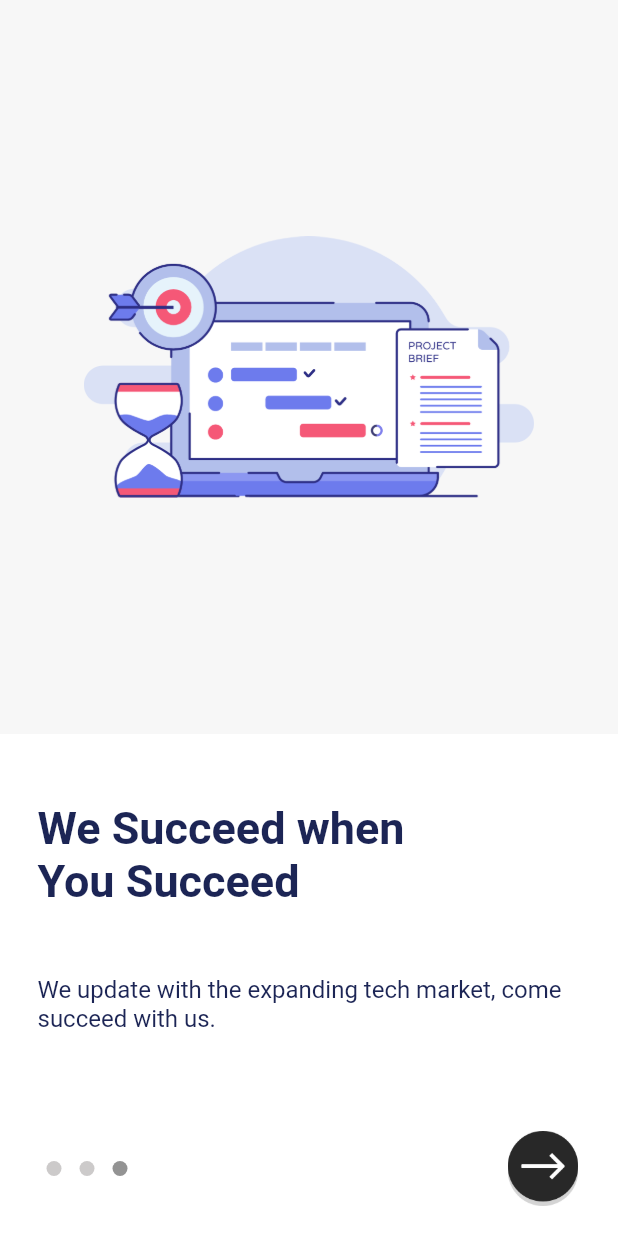
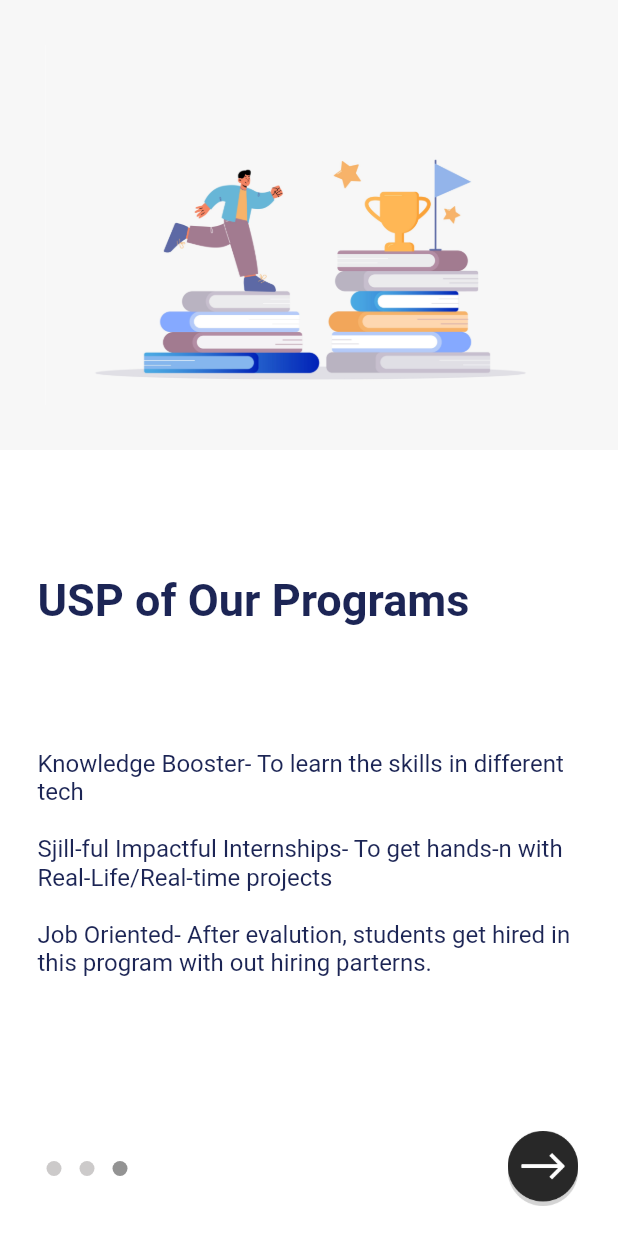
Before and after one commit to satosh205/lo2_app_upgrade, a Flutter app: the screen it shows after launch, swiped to page 3, on a phone screen of 412 x 824 dp. Run offline on Flutter 3.47's test engine with Material 2 defaults, Android fonts, the phone set to English and light mode, and no system bars; drawn by our look-alikes of dots_indicator; our stand-ins replace accordion, bloc, cached_network_image, camera, dio, expandable and 25 more; missing offline and left inert: flutter_cached_pdfview, flutter_downloader, flutter_inappwebview, flutter_pdfview, injector, video_thumbnail and 1 more; accounts and stored records are empty; Roboto replaces fonts that are missing (Nunito_Regular); project files that could hold a hidden picture were left out.

Commit message:
assessment list ui  changed

```diff
--- a/lib/data/models/response/home_response/my_assessment_response.dart
+++ b/lib/data/models/response/home_response/my_assessment_response.dart
@@ -73,6 +73,7 @@ class AssessmentList {
   int? program;
   int? attemptedOn;
   int? score;
+  String? status;
 
   AssessmentList(
       {this.contentId,
@@ -91,7 +92,8 @@ class AssessmentList {
       this.skill,
       this.program,
       this.attemptedOn,
-      this.score});
+      this.score,
+      this.status});
 
   AssessmentList.fromJson(Map<String, dynamic> json) {
     contentId = json['content_id'];
@@ -111,6 +113,7 @@ class AssessmentList {
     program = json['program'];
     attemptedOn = json['attempted_on'];
     score = json['score'];
+    status = json['status'];
   }
 
   Map<String, dynamic> toJson() {
@@ -132,6 +135,7 @@ class AssessmentList {
     data['program'] = this.program;
     data['attempted_on'] = this.attemptedOn;
     data['score'] = this.score;
+    data['status'] = this.status;
     return data;
   }
 }
--- a/lib/pages/preboarding_pages/proboarding_page.dart
+++ b/lib/pages/preboarding_pages/proboarding_page.dart
@@ -114,16 +114,15 @@ class _PreBoardingPageState extends State<PreBoardingPage> {
       child: Column(
         mainAxisSize: MainAxisSize.min,
         children: [
-          Expanded(
-            flex: 6,
-            child: Container(
-              color: Color(0xffF7F7F7),
-              child: Padding(
-                padding: const EdgeInsets.all(30.0),
-                child: Center(
-                  child: Image.asset(PreBoardingData.getDat()[index]['image'],
-                      height: 300, width: 300),
-                ),
+          Container(
+            height: 300,
+            width: double.infinity,
+            color: Color(0xffF7F7F7),
+            child: Padding(
+              padding: const EdgeInsets.all(30.0),
+              child: Center(
+                child: Image.asset(PreBoardingData.getDat()[index]['image'],
+                    fit: BoxFit.cover, height: 300, width: double.infinity),
               ),
             ),
           ),
@@ -201,26 +200,28 @@ class PreBoardingData {
     return {
       0: {
         'image': Images.PRE_BOARDING_1,
-        'text1': 'Take the first\nleap',
-        'text2': ''''The first step can be daunting but we're ready to guide'''
+        'text1': 'Boost your career with Learn and Build',
+        'text2': '''Leading company in providing the future and job skills in
+the technical education space and giving out the best talent
+that the industry needs.
+
+Enabled through hands-on practical training approach and
+live industry projects.
+'''
       },
       1: {
         'image': Images.PRE_BOARDING_2,
-        'text1': 'Accomplish more\nwith us',
-        'text2': "Let's travel on the path of success together."
+        'text1':
+            'Learning is a continuous process but the real\noutcome is Building carrer form that.',
+        'text2':
+            "Learn Job ready skill from Industry experts.\n\nProvide technology enthusiasts with the core and future skills that the current industry needs."
       },
       2: {
         'image': Images.PRE_BOARDING_3,
-        'text1': 'We Succeed when\nYou Succeed',
+        'text1': 'USP of Our Programs',
         'text2':
-            "We update with the expanding tech market, come succeed with us."
+            "Knowledge Booster- To learn the skills in different tech\n\nSjill-ful Impactful Internships- To get hands-n with Real-Life/Real-time projects\n\nJob Oriented- After evalution, students get hired in this program with out hiring parterns."
       },
-      // 3: {
-      //   'image': Images.PRE_BOARDING_4,
-      //   'bg': Images.PRE_BOARDING_BG_4,
-      //   'text1': 'Career set karo',
-      //   'text2': 'with ImaginXP Coach'
-      // },
     };
   }
 }
--- a/lib/utils/resource/images.dart
+++ b/lib/utils/resource/images.dart
@@ -85,9 +85,9 @@ class Images {
   static const String HEART_ICON = "assets/images/outline_heart.png";
 
   static const String LB_LOGO = "assets/images/logo_lb.png";
-  static const String PRE_BOARDING_1 = "assets/images/pb_1.png";
-  static const String PRE_BOARDING_2 = "assets/images/pb_2.png";
-  static const String PRE_BOARDING_3 = "assets/images/pb_3.png";
+  static const String PRE_BOARDING_1 = "assets/images/preboarding1.jpg";
+  static const String PRE_BOARDING_2 = "assets/images/preboarding2.jpg";
+  static const String PRE_BOARDING_3 = "assets/images/preboarding3.jpg";
 
   static const String CONTACT_US_TOP = 'assets/images/contact_us_logo.png';
   static const String PLAY_ICON = 'assets/images/play_icon.png';
```
Also changed, not shown: lib/pages/ghome/my_assessments.dart (+117 -5 lines), assets/images/completed_icon.svg (added), assets/images/pb_1.png (deleted), assets/images/pb_2.png (deleted), assets/images/pb_3.png (deleted), assets/images/pending_icon copy.svg (added), assets/images/pending_icon.svg (added), 1 other file.
